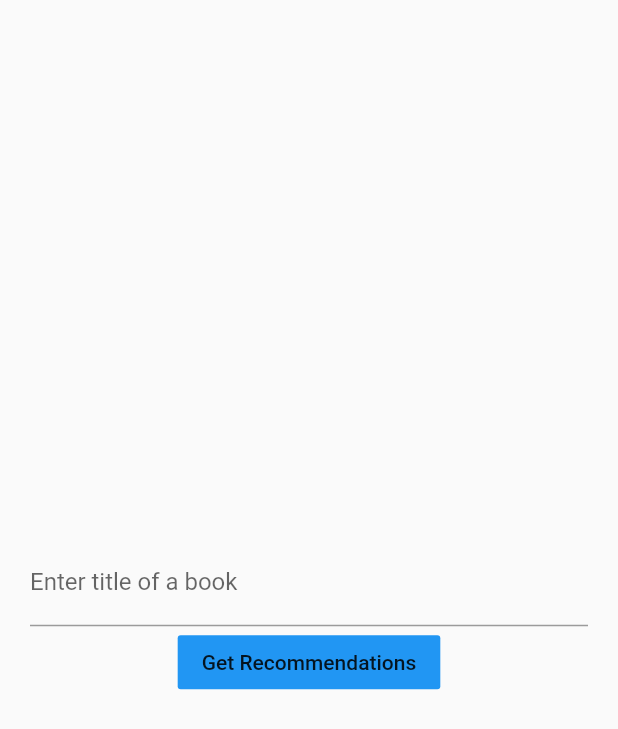
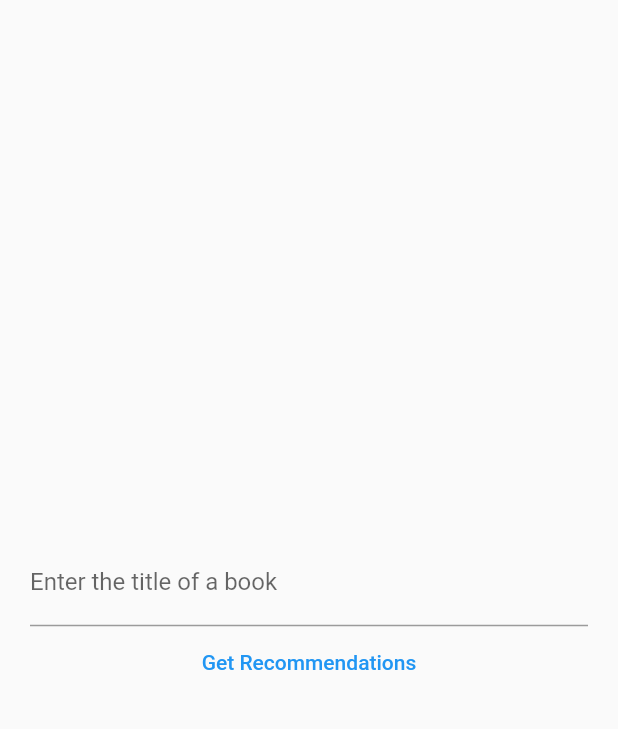
Before and after one commit to SHyun1999/book_recommender, a Flutter app: the screen it shows after launch, on a phone screen of 412 x 824 dp. Shown: the top 729 px of the screen. Run offline on Flutter 3.47's test engine with Material 2 defaults, Android fonts, the light colour scheme and no system bars.

Commit message:
fix branches

```diff
--- a/lib/main.dart
+++ b/lib/main.dart
@@ -1,8 +1,7 @@
-
 import 'dart:convert';
 import 'package:flutter/material.dart';
 import 'bookrecs.dart';
-import 'Recommend.dart';
+import 'recommend.dart';
 
 void main() => runApp(new MaterialApp(home: new Main()));
 
@@ -11,13 +10,20 @@ class Main extends StatelessWidget {
   String author = '';
   String title = '';
 
+  // constants
+  final labelTitle = 'Enter the title of a book';
+  final getRecs = 'Get Recommendations';
+  final edgeInsets = 20.0;
+
+
+  aksdlfjadsfjlkasj;fksdk;faskld;
   Recommend r = Recommend();
 
   @override
   Widget build(BuildContext context) {
     return Scaffold(
       body: Container(
-        margin: EdgeInsets.all(20.0),
+        margin: EdgeInsets.all(edgeInsets),
         child: Center(
           child: SingleChildScrollView(
             child: Column(
@@ -26,14 +32,16 @@ class Main extends StatelessWidget {
               children: <Widget>[
                 TextField(
                   decoration: InputDecoration(
-                    labelText: 'Enter title of a book',
+                    labelText: labelTitle,
                   ),
                   onChanged: (val) {
                     title = val;
                   },
                 ),
-                FlatButton(
-                  color: Colors.blue,
+                TextButton(
+                  style: TextButton.styleFrom(
+                    primary: Colors.blue,
+                  ),
                   onPressed: () async {
                     var body = [title];
 
@@ -46,7 +54,7 @@ class Main extends StatelessWidget {
                       ),
                     );
                   },
-                  child: Text("Get Recommendations"),
+                  child: Text(getRecs),
                 ),
               ],
             ),
```
Also changed, not shown: lib/bookrecs.dart (line endings or trailing spaces).
